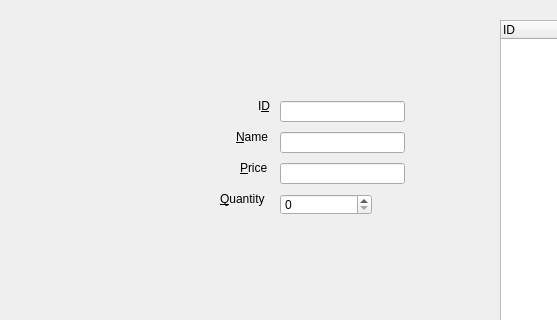
Before: the Qt Designer form merchandisemanage.ui in GlennPark/OliveHealthCare, drawn with Qt 5; both pictures show x 0 to 557 and y 0 to 320 of the 1000 by 1000 pixel window.
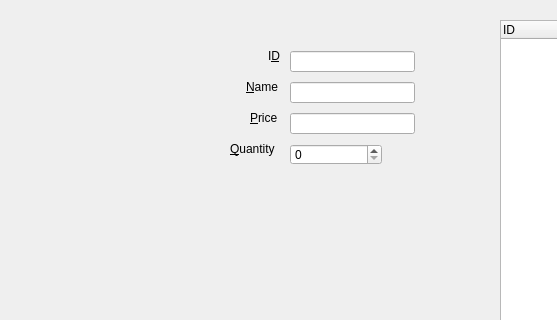
After: the same form once the commit is applied. The open tabs and pages were chosen to show the change.

What changed in the file:
```diff
--- a/merchandisemanage.ui
+++ b/merchandisemanage.ui
@@ -90,8 +90,8 @@
   <widget class="QLineEdit" name="idLineEdit">
    <property name="geometry">
     <rect>
-     <x>280</x>
-     <y>101</y>
+     <x>290</x>
+     <y>51</y>
      <width>125</width>
      <height>21</height>
     </rect>
@@ -103,8 +103,8 @@
   <widget class="QLineEdit" name="priceLineEdit">
    <property name="geometry">
     <rect>
-     <x>280</x>
-     <y>163</y>
+     <x>290</x>
+     <y>113</y>
      <width>125</width>
      <height>21</height>
     </rect>
@@ -113,8 +113,8 @@
   <widget class="QLineEdit" name="nameLineEdit">
    <property name="geometry">
     <rect>
-     <x>280</x>
-     <y>132</y>
+     <x>290</x>
+     <y>82</y>
      <width>125</width>
      <height>21</height>
     </rect>
@@ -123,8 +123,8 @@
   <widget class="QSpinBox" name="quantitySpinBox">
    <property name="geometry">
     <rect>
-     <x>280</x>
-     <y>194</y>
+     <x>290</x>
+     <y>144</y>
      <width>92</width>
      <height>21</height>
     </rect>
@@ -136,8 +136,8 @@
   <widget class="QLabel" name="quantityLabel">
    <property name="geometry">
     <rect>
-     <x>220</x>
-     <y>191</y>
+     <x>230</x>
+     <y>141</y>
      <width>51</width>
      <height>16</height>
     </rect>
@@ -152,8 +152,8 @@
   <widget class="QLabel" name="nameLabel">
    <property name="geometry">
     <rect>
-     <x>236</x>
-     <y>129</y>
+     <x>246</x>
+     <y>79</y>
      <width>35</width>
      <height>16</height>
     </rect>
@@ -168,8 +168,8 @@
   <widget class="QLabel" name="idLabel">
    <property name="geometry">
     <rect>
-     <x>258</x>
-     <y>98</y>
+     <x>268</x>
+     <y>48</y>
      <width>16</width>
      <height>16</height>
     </rect>
@@ -184,8 +184,8 @@
   <widget class="QLabel" name="priceLabel">
    <property name="geometry">
     <rect>
-     <x>240</x>
-     <y>160</y>
+     <x>250</x>
+     <y>110</y>
      <width>31</width>
      <height>16</height>
     </rect>
```
Left out of the diff: 2 changed lines with no effect on the pictures.
